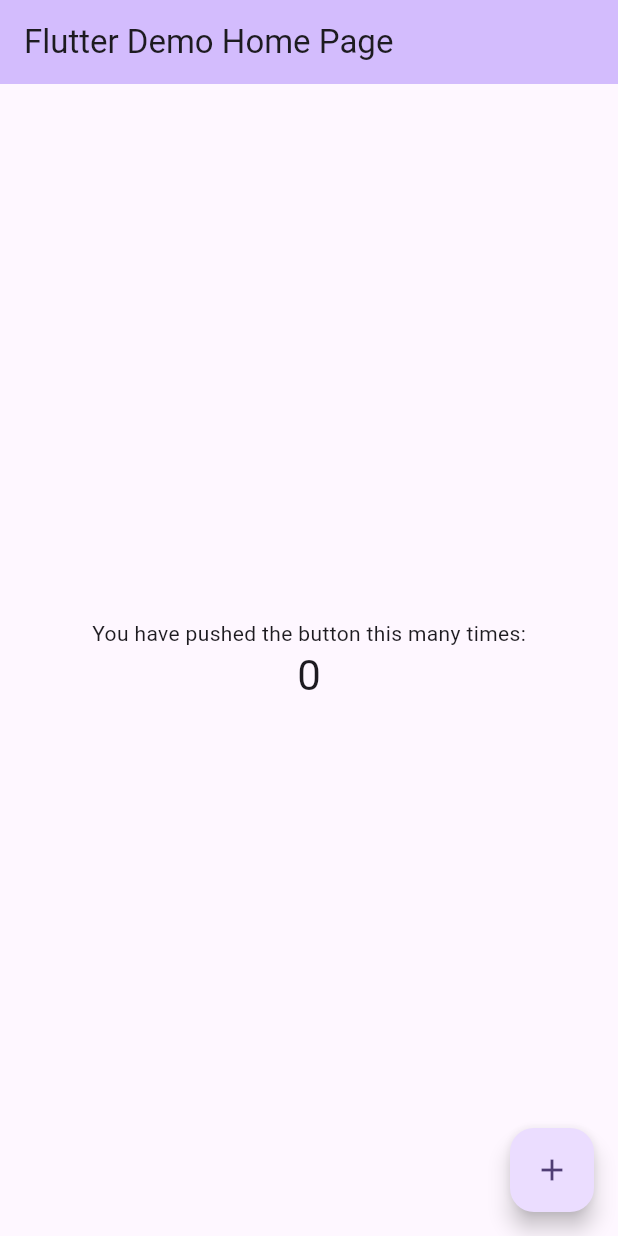
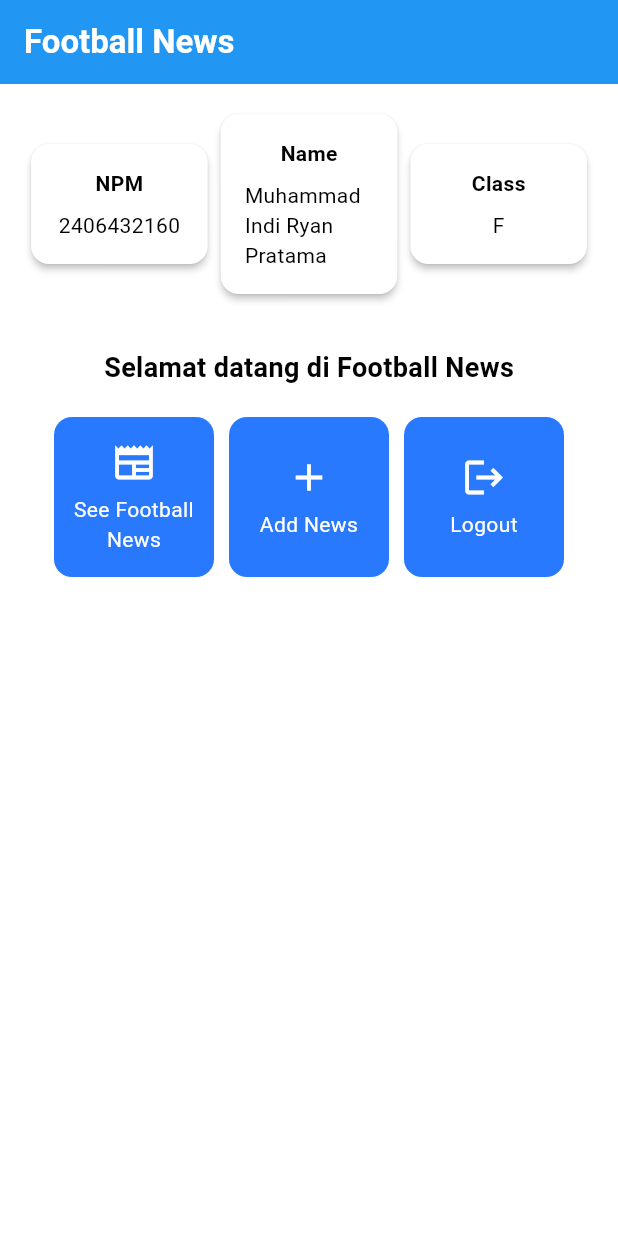
Before and after one commit to Rynetz/football-news-mobile, a Flutter app: the screen it shows after launch, on a phone screen of 412 x 824 dp. Run offline on Flutter 3.47's test engine with Material 3 defaults, Android fonts, the phone set to English and light mode, and no system bars.

Commit message:
tutorial 6

```diff
--- a/football_news/lib/main.dart
+++ b/football_news/lib/main.dart
@@ -1,4 +1,5 @@
 import 'package:flutter/material.dart';
+import 'package:football_news/menu.dart';
 
 void main() {
   runApp(const MyApp());
@@ -7,116 +8,15 @@ void main() {
 class MyApp extends StatelessWidget {
   const MyApp({super.key});
 
-  // This widget is the root of your application.
   @override
   Widget build(BuildContext context) {
     return MaterialApp(
-      title: 'Flutter Demo',
+      title: 'Football News',
       theme: ThemeData(
-        // This is the theme of your application.
-        //
-        // TRY THIS: Try running your application with "flutter run". You'll see
-        // the application has a purple toolbar. Then, without quitting the app,
-        // try changing the seedColor in the colorScheme below to Colors.green
-        // and then invoke "hot reload" (save your changes or press the "hot
-        // reload" button in a Flutter-supported IDE, or press "r" if you used
-        // the command line to start the app).
-        //
-        // Notice that the counter didn't reset back to zero; the application
-        // state is not lost during the reload. To reset the state, use hot
-        // restart instead.
-        //
-        // This works for code too, not just values: Most code changes can be
-        // tested with just a hot reload.
-        colorScheme: ColorScheme.fromSeed(seedColor: Colors.deepPurple),
+        colorScheme: ColorScheme.fromSwatch(primarySwatch: Colors.blue)
+            .copyWith(secondary: Colors.blueAccent[400]),
       ),
-      home: const MyHomePage(title: 'Flutter Demo Home Page'),
+      home: MyHomePage(), // ini MyHomePage dari menu.dart
     );
   }
 }
-
-class MyHomePage extends StatefulWidget {
-  const MyHomePage({super.key, required this.title});
-
-  // This widget is the home page of your application. It is stateful, meaning
-  // that it has a State object (defined below) that contains fields that affect
-  // how it looks.
-
-  // This class is the configuration for the state. It holds the values (in this
-  // case the title) provided by the parent (in this case the App widget) and
-  // used by the build method of the State. Fields in a Widget subclass are
-  // always marked "final".
-
-  final String title;
-
-  @override
-  State<MyHomePage> createState() => _MyHomePageState();
-}
-
-class _MyHomePageState extends State<MyHomePage> {
-  int _counter = 0;
-
-  void _incrementCounter() {
-    setState(() {
-      // This call to setState tells the Flutter framework that something has
-      // changed in this State, which causes it to rerun the build method below
-      // so that the display can reflect the updated values. If we changed
-      // _counter without calling setState(), then the build method would not be
-      // called again, and so nothing would appear to happen.
-      _counter++;
-    });
-  }
-
-  @override
-  Widget build(BuildContext context) {
-    // This method is rerun every time setState is called, for instance as done
-    // by the _incrementCounter method above.
-    //
-    // The Flutter framework has been optimized to make rerunning build methods
-    // fast, so that you can just rebuild anything that needs updating rather
-    // than having to individually change instances of widgets.
-    return Scaffold(
-      appBar: AppBar(
-        // TRY THIS: Try changing the color here to a specific color (to
-        // Colors.amber, perhaps?) and trigger a hot reload to see the AppBar
-        // change color while the other colors stay the same.
-        backgroundColor: Theme.of(context).colorScheme.inversePrimary,
-        // Here we take the value from the MyHomePage object that was created by
-        // the App.build method, and use it to set our appbar title.
-        title: Text(widget.title),
-      ),
-      body: Center(
-        // Center is a layout widget. It takes a single child and positions it
-        // in the middle of the parent.
-        child: Column(
-          // Column is also a layout widget. It takes a list of children and
-          // arranges them vertically. By default, it sizes itself to fit its
-          // children horizontally, and tries to be as tall as its parent.
-          //
-          // Column has various properties to control how it sizes itself and
-          // how it positions its children. Here we use mainAxisAlignment to
-          // center the children vertically; the main axis here is the vertical
-          // axis because Columns are vertical (the cross axis would be
-          // horizontal).
-          //
-          // TRY THIS: Invoke "debug painting" (choose the "Toggle Debug Paint"
-          // action in the IDE, or press "p" in the console), to see the
-          // wireframe for each widget.
-          mainAxisAlignment: MainAxisAlignment.center,
-          children: <Widget>[
-            const Text('You have pushed the button this many times:'),
-            Text(
-              '$_counter',
-              style: Theme.of(context).textTheme.headlineMedium,
-            ),
-          ],
-        ),
-      ),
-      floatingActionButton: FloatingActionButton(
-        onPressed: _incrementCounter,
-        tooltip: 'Increment',
-        child: const Icon(Icons.add),
-      ), // This trailing comma makes auto-formatting nicer for build methods.
-    );
-  }
-}
--- /dev/null
+++ b/football_news/lib/menu.dart
@@ -0,0 +1,168 @@
+import 'package:flutter/material.dart';
+
+class MyHomePage extends StatelessWidget {
+  MyHomePage({super.key});
+
+  final String nama = "Muhammad Indi Ryan Pratama"; // nama
+  final String npm = "2406432160"; // npm
+  final String kelas = "F"; // kelas
+
+  final List<ItemHomepage> items = [
+    ItemHomepage("See Football News", Icons.newspaper),
+    ItemHomepage("Add News", Icons.add),
+    ItemHomepage("Logout", Icons.logout),
+  ];
+
+  @override
+  Widget build(BuildContext context) {
+    // Scaffold menyediakan struktur dasar halaman dengan AppBar dan body.
+    return Scaffold(
+      // AppBar adalah bagian atas halaman yang menampilkan judul.
+      appBar: AppBar(
+        // Judul aplikasi "Football News" dengan teks putih dan tebal.
+        title: const Text(
+          'Football News',
+          style: TextStyle(
+            color: Colors.white,
+            fontWeight: FontWeight.bold,
+          ),
+        ),
+        // Warna latar belakang AppBar diambil dari skema warna tema aplikasi.
+        backgroundColor: Theme.of(context).colorScheme.primary,
+      ),
+      // Body halaman dengan padding di sekelilingnya.
+      body: Padding(
+        padding: const EdgeInsets.all(16.0),
+        // Menyusun widget secara vertikal dalam sebuah kolom.
+        child: Column(
+          crossAxisAlignment: CrossAxisAlignment.center,
+          children: [
+            // Row untuk menampilkan 3 InfoCard secara horizontal.
+            Row(
+              mainAxisAlignment: MainAxisAlignment.spaceEvenly,
+              children: [
+                InfoCard(title: 'NPM', content: npm),
+                InfoCard(title: 'Name', content: nama),
+                InfoCard(title: 'Class', content: kelas),
+              ],
+            ),
+
+            // Memberikan jarak vertikal 16 unit.
+            const SizedBox(height: 16.0),
+
+            // Menempatkan widget berikutnya di tengah halaman.
+            Center(
+              child: Column(
+                children: [
+                  // Menampilkan teks sambutan dengan gaya tebal dan ukuran 18.
+                  const Padding(
+                    padding: EdgeInsets.only(top: 16.0),
+                    child: Text(
+                      'Selamat datang di Football News',
+                      style: TextStyle(
+                        fontWeight: FontWeight.bold,
+                        fontSize: 18.0,
+                      ),
+                    ),
+                  ),
+
+                  // Grid untuk menampilkan ItemCard dalam bentuk grid 3 kolom.
+                  GridView.count(
+                    primary: false,
+                    padding: const EdgeInsets.all(20),
+                    crossAxisSpacing: 10,
+                    mainAxisSpacing: 10,
+                    crossAxisCount: 3,
+                    shrinkWrap: true, // agar tinggi grid menyesuaikan konten
+                    children: items.map((ItemHomepage item) {
+                      return ItemCard(item);
+                    }).toList(),
+                  ),
+                ],
+              ),
+            ),
+          ],
+        ),
+      ),
+    );
+  }
+}
+
+class ItemCard extends StatelessWidget {
+  final ItemHomepage item;
+
+  const ItemCard(this.item, {super.key});
+
+  @override
+  Widget build(BuildContext context) {
+    return Material(
+      color: Theme.of(context).colorScheme.secondary,
+      borderRadius: BorderRadius.circular(12),
+      child: InkWell(
+        onTap: () {
+          ScaffoldMessenger.of(context)
+            ..hideCurrentSnackBar()
+            ..showSnackBar(
+              SnackBar(content: Text("Kamu telah menekan tombol ${item.name}!")),
+            );
+        },
+        child: Container(
+          padding: const EdgeInsets.all(8),
+          child: Center(
+            child: Column(
+              mainAxisAlignment: MainAxisAlignment.center,
+              children: [
+                Icon(
+                  item.icon,
+                  color: Colors.white,
+                  size: 30.0,
+                ),
+                const Padding(padding: EdgeInsets.all(3)),
+                Text(
+                  item.name,
+                  textAlign: TextAlign.center,
+                  style: const TextStyle(color: Colors.white),
+                ),
+              ],
+            ),
+          ),
+        ),
+      ),
+    );
+  }
+}
+
+class InfoCard extends StatelessWidget {
+  final String title;
+  final String content;
+
+  const InfoCard({super.key, required this.title, required this.content});
+
+  @override
+  Widget build(BuildContext context) {
+    return Card(
+      elevation: 2.0,
+      child: Container(
+        width: MediaQuery.of(context).size.width / 3.5,
+        padding: const EdgeInsets.all(16.0),
+        child: Column(
+          children: [
+            Text(
+              title,
+              style: const TextStyle(fontWeight: FontWeight.bold),
+            ),
+            const SizedBox(height: 8.0),
+            Text(content),
+          ],
+        ),
+      ),
+    );
+  }
+}
+
+class ItemHomepage {
+  final String name;
+  final IconData icon;
+
+  ItemHomepage(this.name, this.icon);
+}
```
